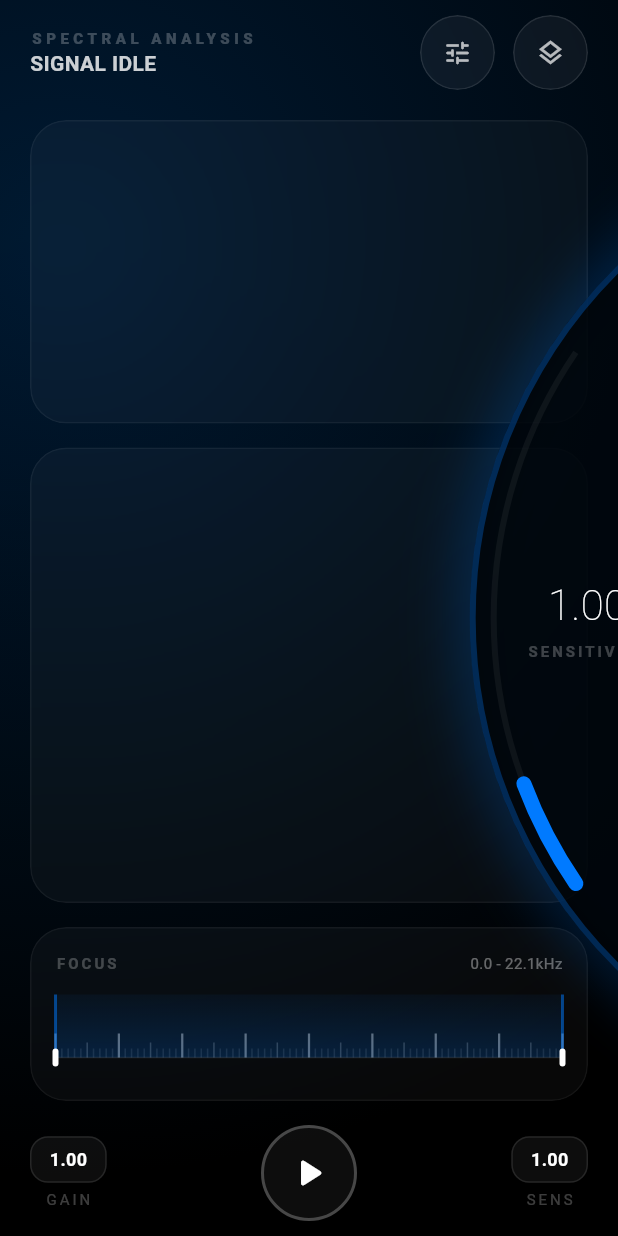
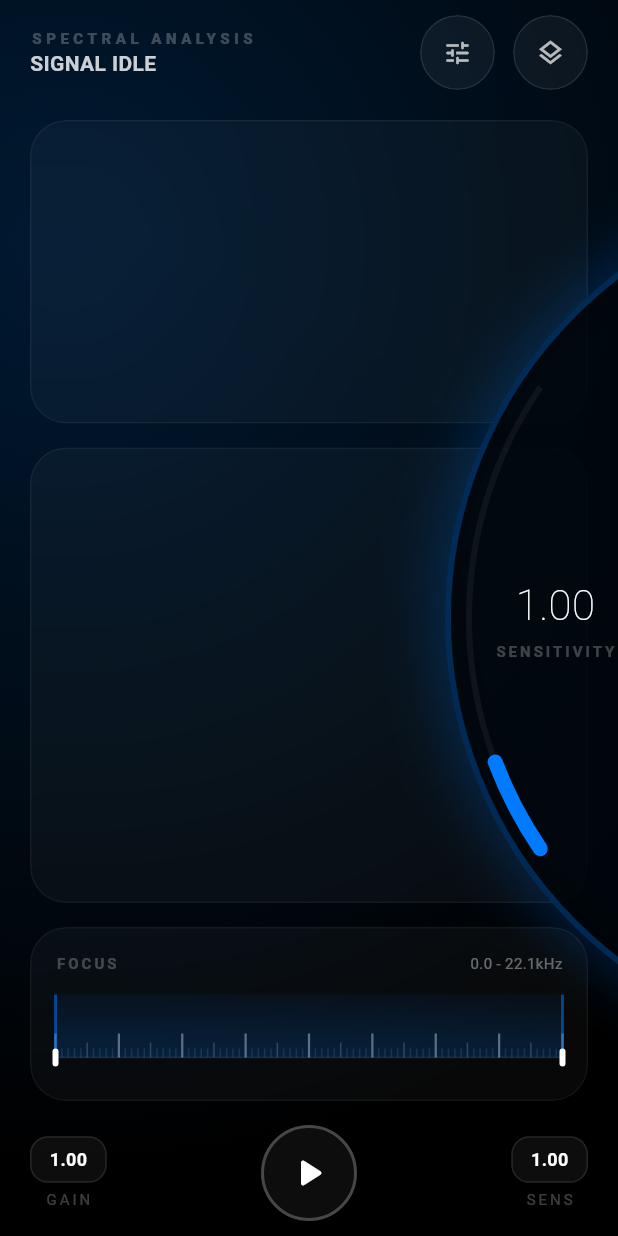
Before and after one commit to pedro16797/Spectral, a Flutter app: the screen it shows after launch, item 3 of the bottom bar chosen, on a phone screen of 412 x 824 dp. Run offline on Flutter 3.47's test engine with Material 3 defaults, Android fonts, the phone set to English and light mode, and no system bars; our stand-ins replace shared_preferences; missing offline and left inert: fftea, record.

Commit message:
feat: optimize layout for landscape orientation
- Implement side-by-side visualizations (Waveform and FFT) in landscape.
- Move capture button to header and combine controls into a single row in landscape to maximize vertical space.
- Adjust large edge dial positioning to respect system safe areas (MediaQuery padding).
- Update SettingsView with adaptive width/height for wider screens.

Co-authored-by: pedro16797 <62699562+pedro16797@users.noreply.github.com>

```diff
--- a/lib/main.dart
+++ b/lib/main.dart
@@ -185,8 +185,8 @@ class DialArcPainter extends CustomPainter {
 }
 
 class _SpectralHomePageState extends State<SpectralHomePage> with TickerProviderStateMixin {
-  static const double _kLargeDialSizeScale = 0.8;
-  static const double _kLargeDialOffsetScale = 0.85;
+  static const double _kLargeDialSizeScale = 0.7;
+  static const double _kLargeDialOffsetScale = 0.8;
 
   final AudioCaptureService _audioService = AudioCaptureService();
   final FftService _fftService = FftService();
@@ -423,14 +423,15 @@ class _SpectralHomePageState extends State<SpectralHomePage> with TickerProvider
           SafeArea(
             child: Padding(
               padding: const EdgeInsets.symmetric(horizontal: 20, vertical: 10),
-              child: OrientationBuilder(
-                builder: (context, orientation) {
+              child: Builder(
+                builder: (context) {
+                  final orientation = MediaQuery.of(context).orientation;
                   final isLandscape = orientation == Orientation.landscape;
                   return Column(
                     crossAxisAlignment: CrossAxisAlignment.stretch,
                     children: [
                       // Top Minimalist Header
-                      _buildMinimalHeader(),
+                      _buildMinimalHeader(isLandscape),
                       SizedBox(height: isLandscape ? 12 : 20),
 
                       if (_waterfallFocusMode) const Spacer(),
@@ -521,9 +522,11 @@ class _SpectralHomePageState extends State<SpectralHomePage> with TickerProvider
                       if (isLandscape && !_waterfallFocusMode)
                         Row(
                           children: [
+                            _buildGainTrigger(),
+                            const SizedBox(width: 16),
                             Expanded(child: _buildGlassCard(child: _buildFrequencyFocusSlider())),
                             const SizedBox(width: 16),
-                            _buildInteractionBar(),
+                            _buildSensTrigger(),
                           ],
                         )
                       else ...[
@@ -551,12 +554,14 @@ class _SpectralHomePageState extends State<SpectralHomePage> with TickerProvider
   Widget _buildLargeEdgeDial(
       {required bool isLeft, required double value, required String label, required Color color}) {
     final size = MediaQuery.of(context).size;
+    final padding = MediaQuery.of(context).padding;
     final dialSize = size.height * _kLargeDialSizeScale;
 
+    final availableHeight = size.height - padding.top - padding.bottom;
     return Positioned(
-      top: (size.height - dialSize) / 2,
-      left: isLeft ? -dialSize * _kLargeDialOffsetScale : null,
-      right: isLeft ? null : -dialSize * _kLargeDialOffsetScale,
+      top: padding.top + (availableHeight - dialSize) / 2,
+      left: isLeft ? -dialSize * _kLargeDialOffsetScale + padding.left : null,
+      right: isLeft ? null : -dialSize * _kLargeDialOffsetScale + padding.right,
       child: GestureDetector(
         behavior: HitTestBehavior.opaque,
         onVerticalDragUpdate: (details) {
@@ -627,7 +632,7 @@ class _SpectralHomePageState extends State<SpectralHomePage> with TickerProvider
     );
   }
 
-  Widget _buildMinimalHeader() {
+  Widget _buildMinimalHeader(bool isLandscape) {
     return Row(
       children: [
         Column(
@@ -644,6 +649,15 @@ class _SpectralHomePageState extends State<SpectralHomePage> with TickerProvider
           ],
         ),
         const Spacer(),
+        if (isLandscape) ...[
+          _buildHeaderAction(
+            icon: _isCapturing ? Icons.stop_rounded : Icons.play_arrow_rounded,
+            onPressed: _toggleCapture,
+            iconColor: _isCapturing ? Colors.redAccent : Colors.white70,
+            iconSize: 24,
+          ),
+          const SizedBox(width: 12),
+        ],
         _buildHeaderAction(icon: Icons.tune_rounded, onPressed: _showSettings),
         const SizedBox(width: 12),
         _buildHeaderAction(
@@ -654,7 +668,12 @@ class _SpectralHomePageState extends State<SpectralHomePage> with TickerProvider
     );
   }
 
-  Widget _buildHeaderAction({required IconData icon, required VoidCallback onPressed}) {
+  Widget _buildHeaderAction({
+    required IconData icon,
+    required VoidCallback onPressed,
+    Color? iconColor,
+    double? iconSize,
+  }) {
     return ClipOval(
       child: BackdropFilter(
         filter: ImageFilter.blur(sigmaX: 10, sigmaY: 10),
@@ -665,7 +684,7 @@ class _SpectralHomePageState extends State<SpectralHomePage> with TickerProvider
             border: Border.all(color: Colors.white.withOpacity(0.1)),
           ),
           child: IconButton(
-            icon: Icon(icon, size: 20, color: Colors.white70),
+            icon: Icon(icon, size: iconSize ?? 20, color: iconColor ?? Colors.white70),
             onPressed: () {
               HapticFeedback.lightImpact();
               onPressed();
@@ -782,7 +801,15 @@ class _SpectralHomePageState extends State<SpectralHomePage> with TickerProvider
     return Row(
       mainAxisAlignment: MainAxisAlignment.spaceBetween,
       children: [
-        Semantics(
+        _buildGainTrigger(),
+        _buildCaptureButton(),
+        _buildSensTrigger(),
+      ],
+    );
+  }
+
+  Widget _buildGainTrigger() {
+    return Semantics(
       label: "GAIN",
       button: true,
       child: _buildDialTrigger(
@@ -798,33 +825,11 @@ class _SpectralHomePageState extends State<SpectralHomePage> with TickerProvider
           if (_gainPersistent) _sensPersistent = false;
         }),
       ),
-        ),
-        GestureDetector(
-          onTap: _toggleCapture,
-          child: AnimatedBuilder(
-            animation: _pulseController,
-            builder: (context, child) {
-              return Container(
-                width: 64,
-                height: 64,
-                decoration: BoxDecoration(
-                  shape: BoxShape.circle,
-                  color: _isCapturing ? Colors.red.withOpacity(0.1) : Colors.white.withOpacity(0.05),
-                  border: Border.all(color: _isCapturing ? Colors.red.withOpacity(0.5) : Colors.white24, width: 2),
-                  boxShadow: [
-                    if (_isCapturing) BoxShadow(color: Colors.red.withOpacity(0.2), blurRadius: 10 + 10 * _pulseController.value)
-                  ],
-                ),
-                child: Icon(
-                  _isCapturing ? Icons.stop_rounded : Icons.play_arrow_rounded,
-                  color: _isCapturing ? Colors.redAccent : Colors.white,
-                  size: 32,
-                ),
     );
-            },
-          ),
-        ),
-        Semantics(
+  }
+
+  Widget _buildSensTrigger() {
+    return Semantics(
       label: "SENS",
       button: true,
       child: _buildDialTrigger(
@@ -840,8 +845,35 @@ class _SpectralHomePageState extends State<SpectralHomePage> with TickerProvider
           if (_sensPersistent) _gainPersistent = false;
         }),
       ),
+    );
+  }
+
+  Widget _buildCaptureButton() {
+    return GestureDetector(
+      onTap: _toggleCapture,
+      child: AnimatedBuilder(
+        animation: _pulseController,
+        builder: (context, child) {
+          return Container(
+            width: 64,
+            height: 64,
+            decoration: BoxDecoration(
+              shape: BoxShape.circle,
+              color: _isCapturing ? Colors.red.withOpacity(0.1) : Colors.white.withOpacity(0.05),
+              border: Border.all(color: _isCapturing ? Colors.red.withOpacity(0.5) : Colors.white24, width: 2),
+              boxShadow: [
+                if (_isCapturing)
+                  BoxShadow(color: Colors.red.withOpacity(0.2), blurRadius: 10 + 10 * _pulseController.value)
+              ],
             ),
-      ],
+            child: Icon(
+              _isCapturing ? Icons.stop_rounded : Icons.play_arrow_rounded,
+              color: _isCapturing ? Colors.redAccent : Colors.white,
+              size: 32,
+            ),
+          );
+        },
+      ),
     );
   }
 
```
Also changed, not shown: 2 other files. Lines whose indentation alone changed are shown as unchanged.
